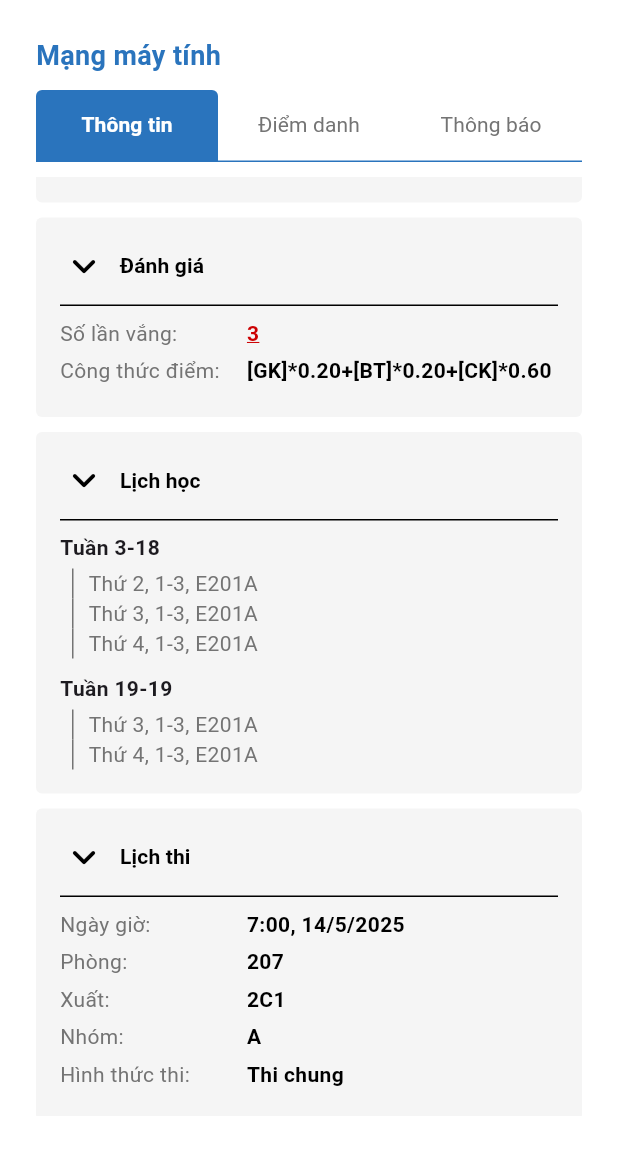
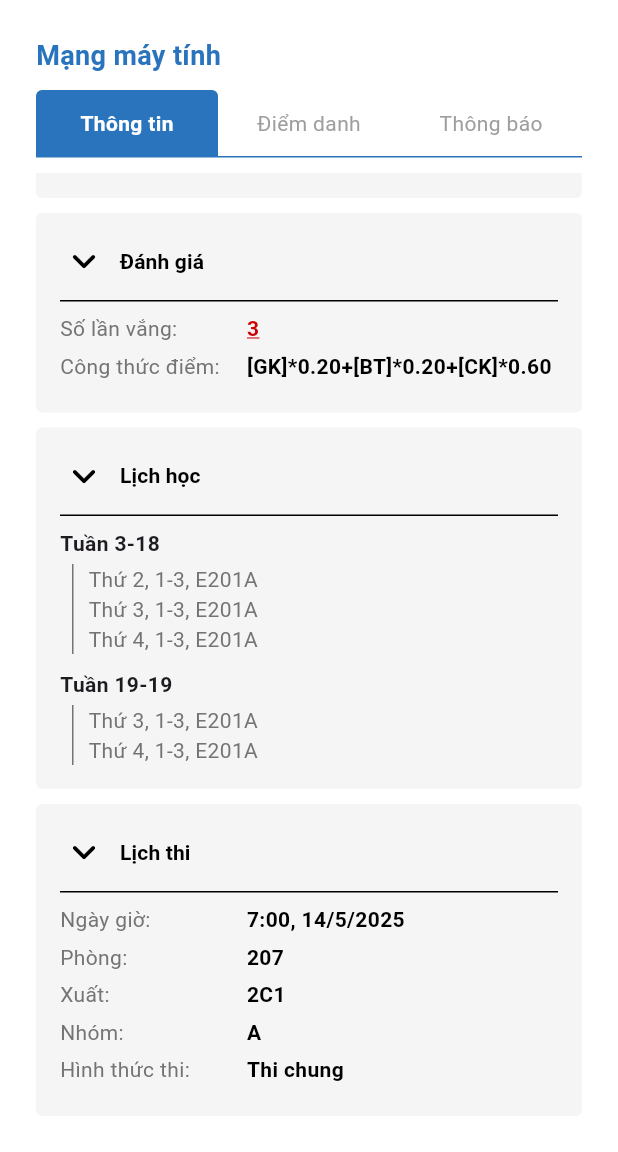
Before and after one commit to TienTrn05/d_dut2, a Flutter app: the DetailUOSTeacherScreen screen opened directly with empty values, scrolled down 398 dp, on a phone screen of 412 x 824 dp, the part 84-1236 px from its top. Run offline on Flutter 3.47's test engine with Material 3 defaults, Android fonts, the phone set to English and light mode, and no system bars; our stand-ins replace card_loading, dartx, dio, equatable, flutter_bloc, flutter_dotenv and 10 more; missing offline and left inert: aad_oauth; accounts and stored records are empty; generated files the repository leaves out were written again; network calls fail.

Commit message:
feat: [dDUT] Fix animate change tab of DetailUOSTeacherScreen: create CustomTabBar

```diff
--- a/lib/features/schedule/presentation/screens/detail_uos_teacher_screen.dart
+++ b/lib/features/schedule/presentation/screens/detail_uos_teacher_screen.dart
@@ -28,23 +28,16 @@ class _DetailUOSTeacherScreenState extends State<DetailUOSTeacherScreen>
 
   String currentLink = "";
 
-
   List<NotiModel> notifications = NotiModel.mockData;
   final TextEditingController _titleController = TextEditingController();
   final TextEditingController _contentController = TextEditingController();
-
-
 
   @override
   void initState() {
     super.initState();
     _tabController = TabController(length: 3, vsync: this);
-    // Lắng nghe sự thay đổi tab và cập nhật state
     _tabController.addListener(() {
-      if (_tabController.indexIsChanging ||
-          _tabController.index != _tabController.previousIndex) {
-        setState(() {}); // Cập nhật giao diện khi tab thay đổi
-      }
+      setState(() {});
     });
   }
 
@@ -125,7 +118,6 @@ class _DetailUOSTeacherScreenState extends State<DetailUOSTeacherScreen>
     });
   }
 
-
   @override
   Widget build(BuildContext context) {
     return DefaultTabController(
@@ -182,30 +174,13 @@ class _DetailUOSTeacherScreenState extends State<DetailUOSTeacherScreen>
                   ),
                   Container(
                     color: Colors.white,
-                    child: TabBar.secondary(
+                    child: CustomTabBar(
                       controller: _tabController,
-                      labelColor: Colors.white,
-                      unselectedLabelColor: context.theme.grey,
-                      dividerColor: context.theme.primaryColor,
-                      indicator: BoxDecoration(
-                        color: context.theme.primaryColor,
-                        borderRadius:
-                            BorderRadius.vertical(top: Radius.circular(4)),
-                      ),
-                      labelStyle: TextStyle(
-                        fontWeight: FontWeight.bold,
-                        fontSize: FontSizes.medium,
-                      ),
-                      unselectedLabelStyle: TextStyle(
-                        fontWeight: FontWeight.normal,
-                        fontSize: FontSizes.medium,
-                      ),
-                      indicatorSize: TabBarIndicatorSize.tab,
-                      tabs: [
-                        Tab(text: "Thông tin"),
-                        Tab(text: "Điểm danh"),
-                        Tab(text: "Thông báo"),
-                      ],
+                      tabs: ["Thông tin", "Điểm danh", "Thông báo"],
+                      onTap: (newindex) {
+                        _tabController.index = newindex;
+                        setState(() {});
+                      },
                     ),
                   ),
                   // TabBarView
@@ -363,3 +338,60 @@ class _DetailUOSTeacherScreenState extends State<DetailUOSTeacherScreen>
     );
   }
 }
+
+class CustomTabBar extends StatelessWidget {
+  final TabController controller;
+  final List<String> tabs;
+  final void Function(int index) onTap;
+
+  const CustomTabBar({
+    super.key,
+    required this.controller,
+    required this.tabs,
+    required this.onTap,
+  });
+
+  @override
+  Widget build(BuildContext context) {
+    return Column(
+      mainAxisSize: MainAxisSize.min,
+      children: [
+        Container(
+          color: Colors.white,
+          child: Row(
+            children: List.generate(tabs.length, (index) {
+              final isSelected = controller.index == index;
+              return Expanded(
+                  child: GestureDetector(
+                onTap: () => onTap(index),
+                child: Container(
+                  padding: const EdgeInsets.symmetric(vertical: 12),
+                  decoration: BoxDecoration(
+                      color: isSelected
+                          ? context.theme.primaryColor
+                          : Colors.transparent,
+                      borderRadius:
+                          const BorderRadius.vertical(top: Radius.circular(4))),
+                  alignment: Alignment.center,
+                  child: Text(
+                    tabs[index],
+                    style: TextStyle(
+                      color: isSelected ? Colors.white : Colors.grey,
+                      fontWeight:
+                          isSelected ? FontWeight.bold : FontWeight.normal,
+                      fontSize: FontSizes.medium,
+                    ),
+                  ),
+                ),
+              ));
+            }),
+          ),
+        ),
+        Container(
+          height: 1,
+          color: context.theme.primaryColor,
+        )
+      ],
+    );
+  }
+}
```
